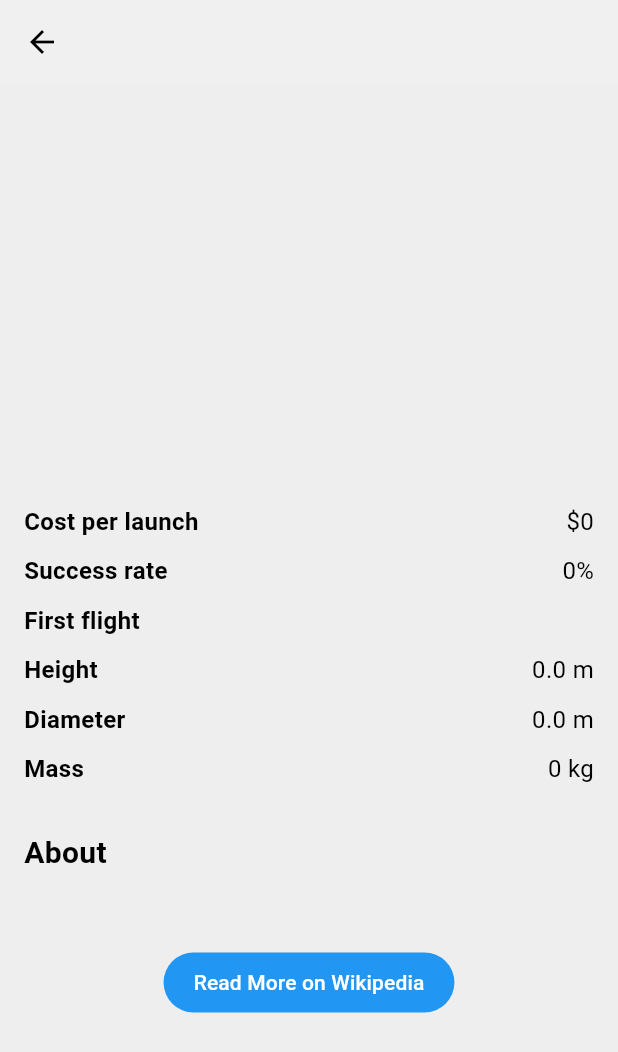
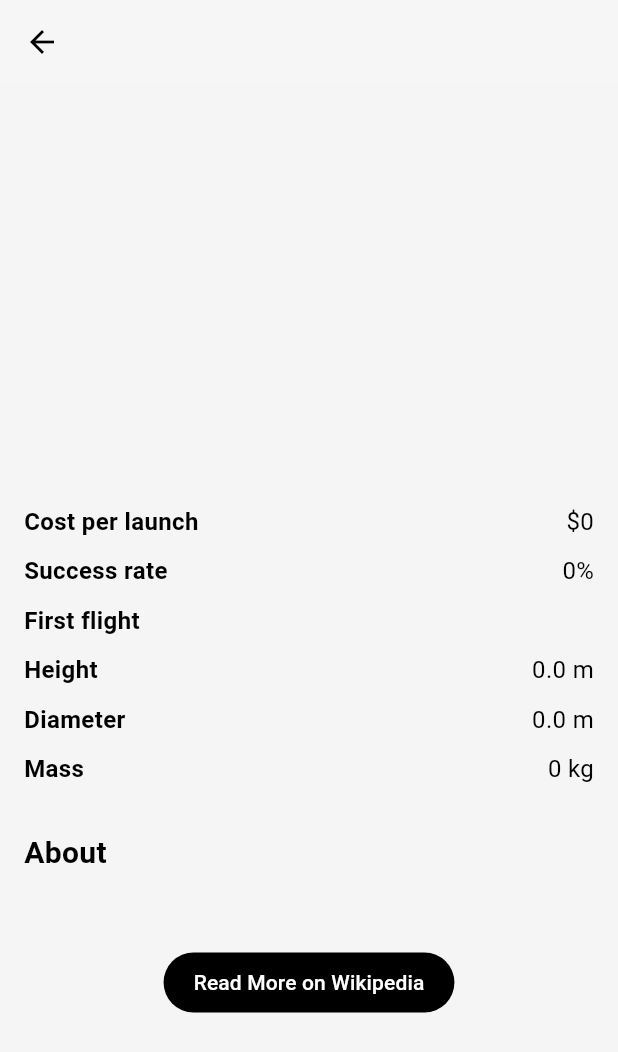
Before and after one commit to rZoysa/SpaceX, a Flutter app: the RocketDetailsScreen screen opened directly with empty values, on a phone screen of 412 x 824 dp. Shown: the top 1052 px of the screen. Run offline on Flutter 3.47's test engine with Material 3 defaults, Android fonts, the phone set to English and light mode, and no system bars; drawn by our look-alikes of carousel_slider; our stand-ins replace flutter_svg; network calls fail; statements that could not run were skipped.

Commit message:
Replace PNG icon with SVG and update theme colors for improved UI consistency

```diff
--- a/lib/main.dart
+++ b/lib/main.dart
@@ -17,7 +17,7 @@ class SpaceXApp extends StatelessWidget {
         brightness: Brightness.light,
         colorScheme: ColorScheme.light(
           primary: Colors.white,
-          surface: Colors.grey[200]!,
+          surface: Colors.grey[100]!,
           onSurface: Colors.black,
           onSurfaceVariant: Colors.grey[800]!,
         ),
--- a/lib/screens/rocket_details_screen.dart
+++ b/lib/screens/rocket_details_screen.dart
@@ -18,7 +18,11 @@ class RocketDetailsScreen extends StatelessWidget {
     return Scaffold(
       backgroundColor: colorScheme.surface, // Adapt to theme
       appBar: AppBar(
-        title: Text(rocket.name, style: TextStyle(color: textColor)),
+        centerTitle: true,
+        title: Text(
+          rocket.name,
+          style: TextStyle(color: textColor, fontWeight: FontWeight.bold),
+        ),
         elevation: 10,
         backgroundColor: colorScheme.surface,
       ),
@@ -43,13 +47,13 @@ class RocketDetailsScreen extends StatelessWidget {
                         imageUrl,
                         width: double.infinity,
                         fit: BoxFit.cover,
-                        loadingBuilder: (context, child, loadingProgress) =>
+                        loadingBuilder:
+                            (context, child, loadingProgress) =>
                                 loadingProgress == null
                                     ? child
                                     : Center(
                                       child: CircularProgressIndicator(
                                         color: colorScheme.onSurface,
-
                                       ),
                                     ),
                       ),
@@ -108,8 +112,8 @@ class RocketDetailsScreen extends StatelessWidget {
                     child: TextButton(
                       onPressed: () => _launchURL(rocket.wikipedia),
                       style: TextButton.styleFrom(
-                        foregroundColor: Colors.white,
-                        backgroundColor: Colors.blue,
+                        foregroundColor: colorScheme.primary,
+                        backgroundColor: colorScheme.onSurface,
                         padding: EdgeInsets.symmetric(
                           horizontal: 20,
                           vertical: 10,
--- a/pubspec.yaml
+++ b/pubspec.yaml
@@ -38,6 +38,7 @@ dependencies:
   logger: ^2.5.0
   carousel_slider: ^5.0.0
   url_launcher: ^6.3.1
+  flutter_svg: ^2.0.17
 
 dev_dependencies:
   flutter_test:
@@ -64,7 +65,7 @@ flutter:
   # To add assets to your application, add an assets section, like this:
   assets:
     - assets/images/logo.jpg
-    - assets/images/icon.png
+    - assets/images/icon.svg
 
   # An image asset can refer to one or more resolution-specific "variants", see
   # https://flutter.dev/to/resolution-aware-images
```
Also changed, not shown: lib/screens/home_screen.dart (+20 -7 lines), assets/images/icon.png (deleted), assets/images/icon.svg (added), pubspec.lock. Lines whose indentation alone changed are shown as unchanged.
